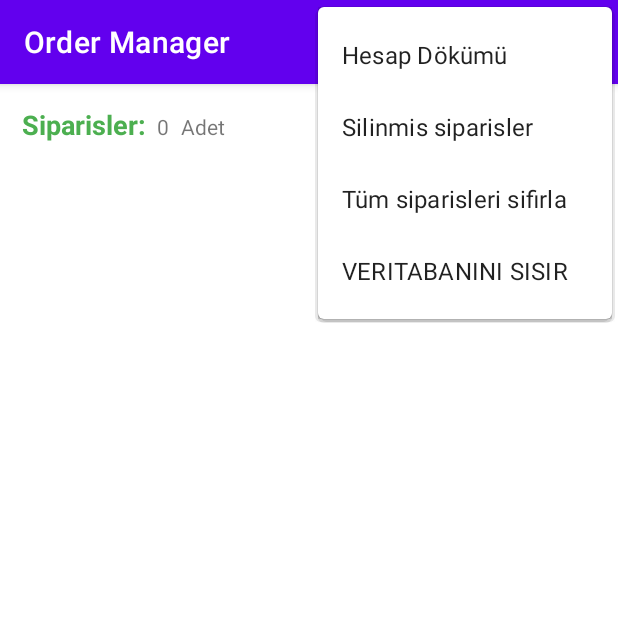
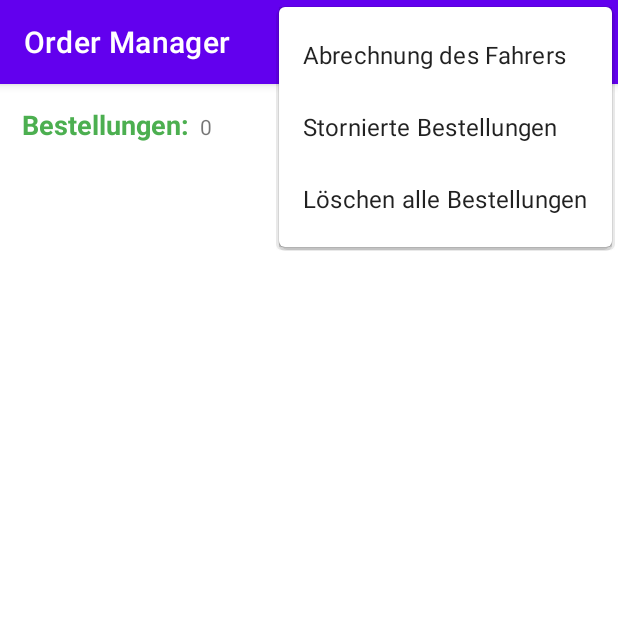
Before and after one commit to jagenau49/adisyon, an Android app: the screen it shows after launch (MainActivity), with the options menu open, on a phone screen of 412 x 824 dp, the top half of it. Run offline under Robolectric (Android 15) with nearby library versions, the phone set to English and light mode, and no system bars; our stand-ins replace Room's generated code.

Commit message:
all strings.xml translated in German, allow backup value disabled to solve database version integration problem.

```diff
--- a/app/src/main/AndroidManifest.xml
+++ b/app/src/main/AndroidManifest.xml
@@ -3,7 +3,7 @@
     package="com.catsoftware.adisyon">
 
     <application
-        android:allowBackup="true"
+        android:allowBackup="false"
         android:icon="@mipmap/ic_launcher"
         android:label="@string/app_name"
         android:roundIcon="@mipmap/ic_launcher_round"
--- a/app/src/main/java/com/catsoftware/adisyon/MainActivity.java
+++ b/app/src/main/java/com/catsoftware/adisyon/MainActivity.java
@@ -30,6 +30,8 @@ public class MainActivity extends AppCompatActivity {
     AppDatabase db;
     private TextView tvToplamSiparisSayisi;
     SharedPreferences sharedPref;
+    public static boolean isFirstRun =true;
+    public final String IS_FIRST_RUN = "IS_FIRST_RUN";
 
 
 
@@ -45,10 +47,11 @@ public class MainActivity extends AppCompatActivity {
         SharedPreferences.Editor editorSharedPref = sharedPref.edit();
 
         //ilk kullanim olup olmadigi kontrol ediliyor
-        String IS_FIRST_RUN = "IS_FIRST_RUN";
+
         boolean isFirstRun = sharedPref.getBoolean(IS_FIRST_RUN, true);
         if(isFirstRun){//ilk kullanim
             System.out.println("uygulama ilk defa kullaniliyor");
+            isFirstRun=false;
             editorSharedPref.putBoolean(IS_FIRST_RUN, false);
             editorSharedPref.apply();//artik ilk kullanim degil
 
@@ -156,29 +159,35 @@ public class MainActivity extends AppCompatActivity {
                 intent = new Intent(MainActivity.this, silinmisSiparisler.class);
                 startActivity(intent);
         }
-        //TODO: test icin acildi tekrar kapa/* //TEST ICIN YAZILDI
+        /* //TEST ICIN YAZILDI
 
         else if(item.getItemId()==R.id.mnVeriTabaniniSisir){
             veritabaniniSisir();
         }
-        //TODO: test icin acildi tekrar kapa*/
+        */
 
 
         return super.onOptionsItemSelected(item);
     }
 
-    //TODO: test icin acildi tekrar kapa/*
+    /*TEST ICIN YAZILDI
 
 
 
 
     private void veritabaniniSisir() {//test icin yazildi
         db.clearAllTables();
+
+        //Zaman bilgileri aliniyor
+
+        Calendar c = Calendar.getInstance();
+        Date date = new Date();
+        c.setTime(date);
+        int bugun = c.get(Calendar.DAY_OF_MONTH);
+        int buAy = c.get(Calendar.MONTH) + 1;
+        int buYil = c.get(Calendar.YEAR);
+
         Random random = new Random();
-
-
-
-
         db = AppDatabase.getDbInstance(this.getApplicationContext());
         double surucu3nakitToplami = 0;
         double surucu5kartToplami=0;
@@ -186,17 +195,15 @@ public class MainActivity extends AppCompatActivity {
 
             String rasgeleOdemeYontemi;
             if (random.nextInt(2) == 0) {
-                rasgeleOdemeYontemi = "Nakit";
+                rasgeleOdemeYontemi = "Bar";
             }else{
-                rasgeleOdemeYontemi="Kart";
+                rasgeleOdemeYontemi="Online";
             }
             int randomDakika=random.nextInt(60);
             int randomSaat=random.nextInt(24) + 1;
             String randomSurucu=""+(random.nextInt(10)+1);
             double randomUcret = random.nextInt(100)+1;
-            int rdBugun=random.nextInt(31)+1;
-            int rdBuAy=random.nextInt(12)+1;
-            int rdBuYil=random.nextInt(7)+2015;
+
             int rdSiparisNo=random.nextInt(100)+1;
 
 
@@ -208,20 +215,20 @@ public class MainActivity extends AppCompatActivity {
             siparis.setUcret(randomUcret);
             siparis.setSilindiMi(false);
             siparis.setSiparisNo(""+rdSiparisNo);
-            siparis.setKayitGunu(24);
-            siparis.setKayitAyi(6);
-            siparis.setKayitYili(2021);
-            System.out.println("siparis olusturulma tarihi yil-ay-gun: "+rdBuYil+"-"+rdBuAy+"-"+rdBugun);
+            siparis.setKayitGunu(bugun);
+            siparis.setKayitAyi(buAy);
+            siparis.setKayitYili(buYil);
+            System.out.println("siparis olusturulma tarihi yil-ay-gun: "+bugun+"-"+buAy+"-"+buYil);
             db.siparisDao().insertSiparis(siparis);//siparisler db ye girdi
-            if ((randomSurucu.equals("3")) && (rasgeleOdemeYontemi.equals("Nakit"))) {
+            if ((randomSurucu.equals("3")) && (rasgeleOdemeYontemi.equals("Bar"))) {
                 surucu3nakitToplami += randomUcret;
             }
-            if ((randomSurucu.equals("5")) && (rasgeleOdemeYontemi.equals("Kart"))) {
+            if ((randomSurucu.equals("5")) && (rasgeleOdemeYontemi.equals("Online"))) {
                 surucu5kartToplami += randomUcret;
             }
 
 
-            System.out.println(randomSaat+":"+randomDakika+" -> "+randomSurucu+" nolu surucu = "+randomUcret+" "+rasgeleOdemeYontemi);
+
 
 
 
@@ -233,9 +240,9 @@ public class MainActivity extends AppCompatActivity {
 
             String rasgeleOdemeYontemi;
             if (random.nextInt(2) == 0) {
-                rasgeleOdemeYontemi = "Nakit";
+                rasgeleOdemeYontemi = "Bar";
             }else{
-                rasgeleOdemeYontemi="Kart";
+                rasgeleOdemeYontemi="Online";
             }
             int randomDakika=random.nextInt(60);
             int randomSaat=random.nextInt(24) + 1;
@@ -261,10 +268,10 @@ public class MainActivity extends AppCompatActivity {
             System.out.println("siparis olusturulma tarihi yil-ay-gun: "+rdBuYil+"-"+rdBuAy+"-"+rdBugun);
             db.siparisDao().insertSiparis(siparis);//siparisler db ye girdi
 
-            if ((randomSurucu.equals("3")) && (rasgeleOdemeYontemi.equals("Nakit"))) {
+            if ((randomSurucu.equals("3")) && (rasgeleOdemeYontemi.equals("Bar"))) {
                 surucu3nakitToplami += randomUcret;
             }
-            if ((randomSurucu.equals("5")) && (rasgeleOdemeYontemi.equals("Kart"))) {
+            if ((randomSurucu.equals("5")) && (rasgeleOdemeYontemi.equals("Online"))) {
                 surucu5kartToplami += randomUcret;
             }
 
@@ -277,7 +284,7 @@ public class MainActivity extends AppCompatActivity {
 
         updateRecyclerView();
     }
-    //TODO: test icin acildi tekrar kapa*/
+    */
 
 
 
--- a/app/src/main/java/com/catsoftware/adisyon/SiparisGirmeEkrani.java
+++ b/app/src/main/java/com/catsoftware/adisyon/SiparisGirmeEkrani.java
@@ -68,7 +68,7 @@ public class SiparisGirmeEkrani extends AppCompatActivity {
             String duzenlenecekSurucu=listIdDetay.get(0).getSurucu();
             String duzenlenecekOdemeYontemi=listIdDetay.get(0).getOdemeYontemi();
             int idOdemeYontemi;
-            if (duzenlenecekOdemeYontemi.equals("Nakit")){
+            if (duzenlenecekOdemeYontemi.equals("Bar")){
                 idOdemeYontemi=0;
             }else{
                 idOdemeYontemi=1;
@@ -77,7 +77,7 @@ public class SiparisGirmeEkrani extends AppCompatActivity {
             String duzenlenecekSiparisNo=listIdDetay.get(0).getSiparisNo();
 
             //layout nesneleri duzenlenecek verilere gore guncelleniyor
-            btSiparisKaydet.setText("Degisiklikleri Kaydet");
+            btSiparisKaydet.setText("Korrigieren");
             pickerSetDakika(picker,duzenlenecekDakika);
             pickerSetSaat(picker,duzenlenecekSaat);
             spSurucuNolari.setSelection(Integer.parseInt(duzenlenecekSurucu)-1);
--- a/app/src/main/java/com/catsoftware/adisyon/surucuHesapDokumu.java
+++ b/app/src/main/java/com/catsoftware/adisyon/surucuHesapDokumu.java
@@ -125,9 +125,9 @@ public class surucuHesapDokumu extends AppCompatActivity {
         double surucununCalismaUcreti = surucununToplamSaatlikGeliri+ surucununTeslimEttigiPaketSayisi;
 
         for (SiparisSatiri siparisSatir : listeSurucununSiparisleri) {
-            if (siparisSatir.getOdemeYontemi().equals("Kart")) {
+            if (siparisSatir.getOdemeYontemi().equals("Online")) {
                 surucudeToplananSiparisKartUcreti += siparisSatir.getUcret();
-            } else if (siparisSatir.getOdemeYontemi().equals("Nakit")) {
+            } else if (siparisSatir.getOdemeYontemi().equals("Bar")) {
                 surucudeToplananSiparisNakitUcreti += siparisSatir.getUcret();
             }
 
@@ -154,7 +154,7 @@ public class surucuHesapDokumu extends AppCompatActivity {
     private String calismaSaatiHesapla(int toplam10MinAdedi) {
         int toplamSaat = toplam10MinAdedi / 6;
         int toplamDakika = (toplam10MinAdedi % 6) * 10;
-        return (toplamSaat + " saat " + toplamDakika + " dakika");
+        return (toplamSaat + " Stunden " + toplamDakika + " Minuten");
 
     }
 
--- a/app/src/main/res/layout/activity_main.xml
+++ b/app/src/main/res/layout/activity_main.xml
@@ -29,11 +29,6 @@
             android:paddingRight="8dp"
             android:text="@string/_97" />
 
-        <TextView
-            android:layout_width="0dp"
-            android:layout_height="wrap_content"
-            android:layout_weight="1"
-            android:text="@string/adet" />
     </LinearLayout>
 
     <androidx.recyclerview.widget.RecyclerView
--- a/app/src/main/res/layout/list_item_geri_alinabilir.xml
+++ b/app/src/main/res/layout/list_item_geri_alinabilir.xml
@@ -76,13 +76,15 @@
                 <TextView
                     android:layout_width="wrap_content"
                     android:layout_height="wrap_content"
-                    android:text="@string/siparis_no" />
+                    android:text="@string/siparis_no"
+                    android:textSize="10sp" />
 
                 <TextView
                     android:id="@+id/tvSiparisNo"
                     android:layout_width="wrap_content"
                     android:layout_height="wrap_content"
-                    android:text="@string/_15" />
+                    android:text="@string/_15"
+                    android:textSize="10sp" />
 
             </LinearLayout>
         </LinearLayout>
--- a/app/src/main/res/menu/ayarlar_menusu.xml
+++ b/app/src/main/res/menu/ayarlar_menusu.xml
@@ -6,5 +6,5 @@
     <item android:title="@string/hesap_dokumu" android:id="@+id/mnHesapDokumu"/>
     <item android:id="@+id/mnSilinmisSiparisler" android:title="@string/MN_silinmis_siparisler"/>
 <item android:title="@string/tum_siparisleri_sifirla" android:id="@+id/mnSifirla"/>
-    <!--TODO test icin acildi tekrar kapa  test icin yazildi--><item android:title="VERITABANINI SISIR" android:id="@+id/mnVeriTabaniniSisir"/>
+    <!--test icin yazildi <item android:title="VERITABANINI SISIR" android:id="@+id/mnVeriTabaniniSisir"/> -->
 </menu>
--- a/app/src/main/res/values/arrays.xml
+++ b/app/src/main/res/values/arrays.xml
@@ -13,7 +13,7 @@
         <item>10</item>
     </string-array>
     <string-array name="odeme_yontemi">
-        <item>Nakit</item>
-        <item>Kart</item>
+        <item>Bar</item>
+        <item>Online</item>
     </string-array>
 </resources>
```
Also changed, not shown: app/src/main/java/com/catsoftware/adisyon/AdapterSilinmisSiparisler.java (+6 -6 lines), app/src/main/java/com/catsoftware/adisyon/SiparisAdapter.java (+7 -7 lines), app/src/main/java/com/catsoftware/adisyon/VeritabaniSifirlamaEkrani.java (+6 -6 lines), app/src/main/res/layout/activity_siparis_girme_ekrani.xml (+5 -5 lines), app/src/main/res/values/strings.xml (+36 -46 lines), 1 other file.
